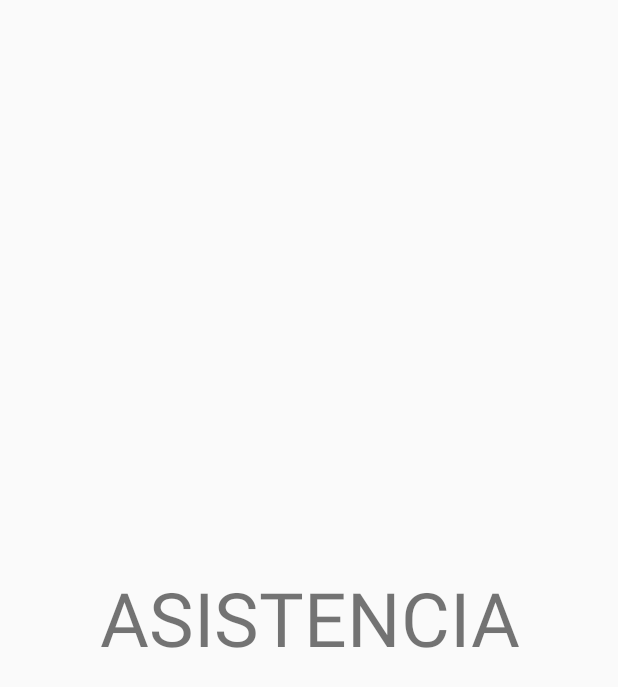
After one commit to CesarIll/Android_Q-A_Q-A, an Android app: the AssistanceActivity screen opened directly, with no data from a screen before it, on a phone screen of 412 x 824 dp. The commit adds this screen. Shown: the top 687 px of the screen. Run offline under Robolectric (Android 15) with nearby library versions, the phone set to English and light mode, and no system bars.

Commit message:
Add Onclick in CardViews And Create an activity for each card

```diff
--- a/app/build.gradle
+++ b/app/build.gradle
@@ -23,6 +23,7 @@ dependencies {
     implementation 'com.android.support:appcompat-v7:28.0.0'
     implementation 'com.android.support:cardview-v7:28.0.0'
     implementation 'com.android.support.constraint:constraint-layout:1.1.3'
+    implementation 'com.google.android.gms:play-services-maps:16.1.0'
     testImplementation 'junit:junit:4.12'
     androidTestImplementation 'com.android.support.test:runner:1.0.2'
     androidTestImplementation 'com.android.support.test.espresso:espresso-core:3.0.2'
--- /dev/null
+++ b/app/src/main/java/com/android_q_a_q_a/proyecto/AssistanceActivity.java
@@ -0,0 +1,13 @@
+package com.android_q_a_q_a.proyecto;
+
+import android.support.v7.app.AppCompatActivity;
+import android.os.Bundle;
+
+public class AssistanceActivity extends AppCompatActivity {
+
+    @Override
+    protected void onCreate(Bundle savedInstanceState) {
+        super.onCreate(savedInstanceState);
+        setContentView(R.layout.activity_assistance);
+    }
+}
--- /dev/null
+++ b/app/src/main/res/layout/activity_assistance.xml
@@ -0,0 +1,17 @@
+<?xml version="1.0" encoding="utf-8"?>
+<android.support.constraint.ConstraintLayout xmlns:android="http://schemas.android.com/apk/res/android"
+    xmlns:app="http://schemas.android.com/apk/res-auto"
+    xmlns:tools="http://schemas.android.com/tools"
+    android:layout_width="match_parent"
+    android:layout_height="match_parent"
+    tools:context=".AssistanceActivity">
+
+    <TextView
+        android:layout_width="match_parent"
+        android:layout_height="match_parent"
+        android:text="ASISTENCIA"
+        android:textSize="50sp"
+        android:gravity="center"
+        />
+
+</android.support.constraint.ConstraintLayout>
--- a/app/src/main/res/layout/activity_menu.xml
+++ b/app/src/main/res/layout/activity_menu.xml
@@ -29,6 +29,7 @@
 
 
     <GridLayout
+        android:id="@+id/menuGrid"
         android:columnCount="2"
         android:rowCount="2"
         android:alignmentMode="alignMargins"
--- /dev/null
+++ b/app/src/main/res/layout/activity_park.xml
@@ -0,0 +1,6 @@
+<?xml version="1.0" encoding="utf-8"?>
+<android.support.constraint.ConstraintLayout
+    xmlns:android="http://schemas.android.com/apk/res/android" android:layout_width="match_parent"
+    android:layout_height="match_parent">
+
+</android.support.constraint.ConstraintLayout>
--- a/app/src/main/res/values/strings.xml
+++ b/app/src/main/res/values/strings.xml
@@ -1,3 +1,4 @@
 <resources>
     <string name="app_name">Proyecto</string>
+    <string name="title_activity_park">Map</string>
 </resources>
```
Also changed, not shown: app/src/main/AndroidManifest.xml (+11 -5 lines), app/src/main/java/com/android_q_a_q_a/proyecto/GradeActivity.java (added, +13 -0 lines), app/src/main/java/com/android_q_a_q_a/proyecto/LibraryActivity.java (added, +13 -0 lines), app/src/main/java/com/android_q_a_q_a/proyecto/MainActivity.java (+22 -1 lines), app/src/main/java/com/android_q_a_q_a/proyecto/MenuActivity.java (+53 -0 lines), app/src/main/java/com/android_q_a_q_a/proyecto/ParkActivity.java (added, +13 -0 lines), app/src/main/res/layout/activity_grade.xml (added, +16 -0 lines), app/src/main/res/layout/activity_library.xml (added, +16 -0 lines), 1 other file.
